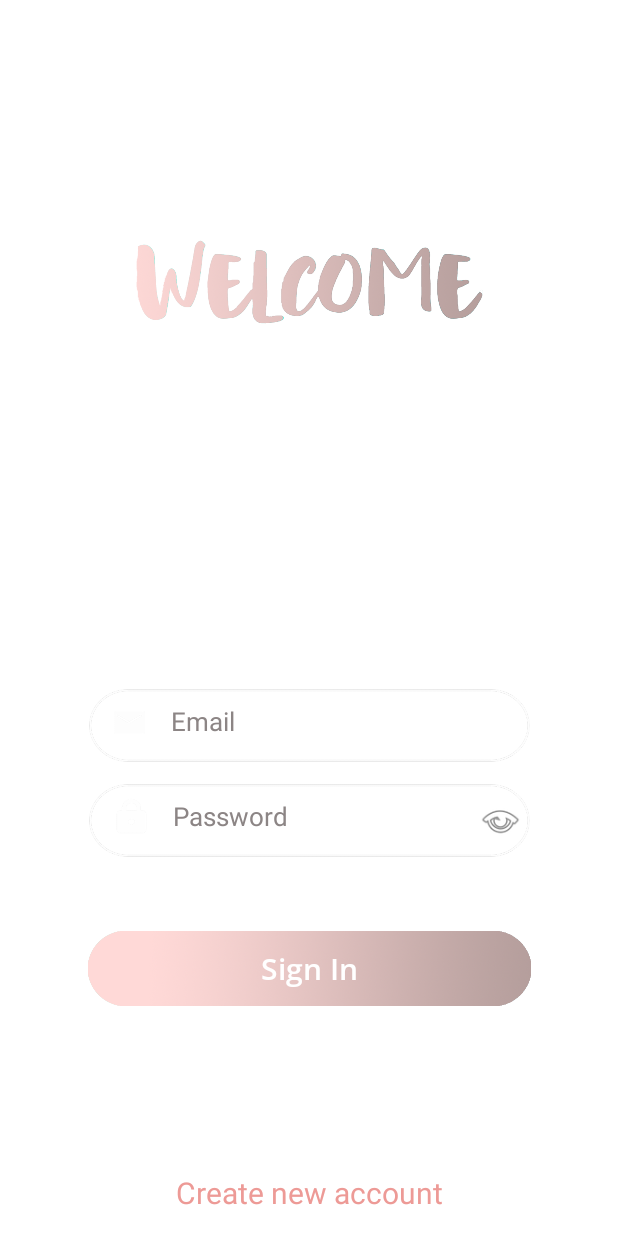
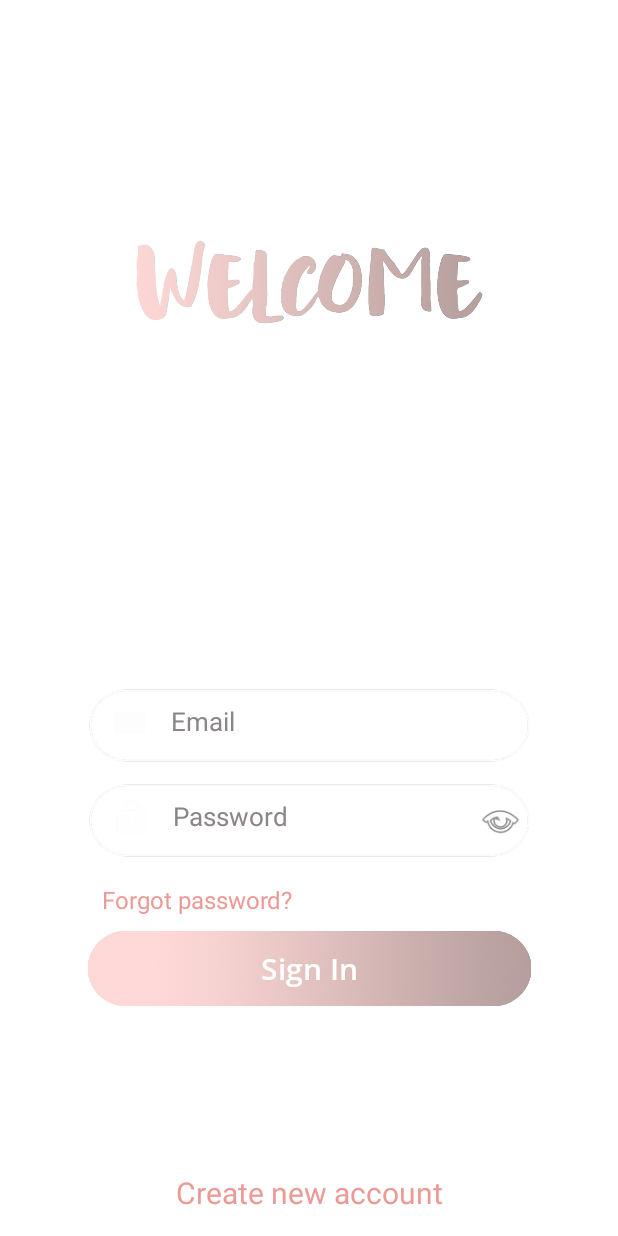
Before and after one commit to LongNg89/MP-blog4pp, an Android app: the screen it shows after launch (LoginActivity), on a phone screen of 412 x 824 dp. Run offline under Robolectric (Android 15) with nearby library versions, the phone set to English and light mode, and no system bars; our stand-ins replace Firebase (no records; nobody signed in at launch, a user with empty details on screens opened directly); Roboto replaces fonts that are not available here.

Commit message:
feat(bug) : text color of fogot password is white

```diff
--- a/app/src/main/res/layout/activity_login.xml
+++ b/app/src/main/res/layout/activity_login.xml
@@ -168,7 +168,7 @@
         android:orientation="horizontal"
         android:padding="10dp"
         android:text="@string/forgot_password"
-        android:textColor="@color/white"
+        android:textColor="#ED9A96"
         android:textSize="16sp"
         app:layout_constraintBottom_toTopOf="@+id/loginBtn"
         app:layout_constraintEnd_toEndOf="parent"
```
